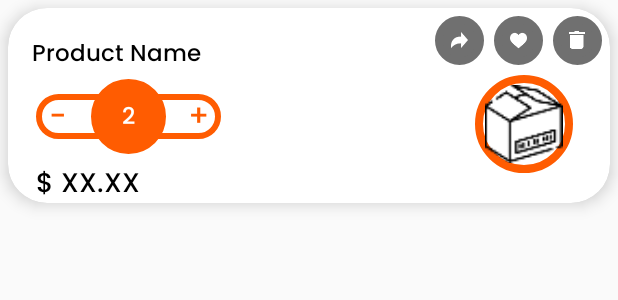
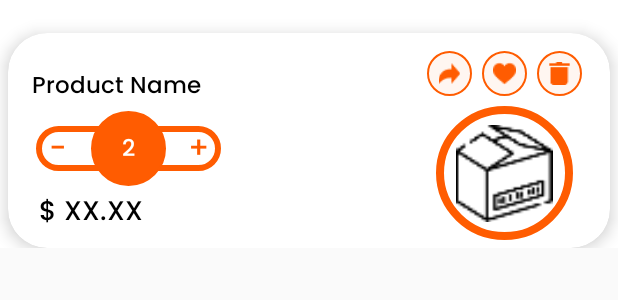
Before and after one commit to chukkamahesh8/mhg_repo, an Android app: the layout item_cart.xml on its own in the app's theme, with its tools: preview values and no code run, on a phone screen of 412 x 824 dp. Shown: the top 300 px of the screen. Run offline under Robolectric (Android 15) with nearby library versions, the phone set to English and light mode, and no system bars.

Commit message:
# cart Activity and Some UI Modifications

```diff
--- a/app/src/main/java/com/classicsmart/myhomegrocers/activities/DashBoardActivity.java
+++ b/app/src/main/java/com/classicsmart/myhomegrocers/activities/DashBoardActivity.java
@@ -81,6 +81,7 @@ public class DashBoardActivity extends BaseActivity implements View.OnClickListe
         mIvNotifications = findViewById(R.id.iv_notifications);
         mIvSpecialOffers = findViewById(R.id.iv_special_offers);
         toolbar = findViewById(R.id.toolbar);
+
 
       /*  ivBack = findViewById(R.id.ivBack);
         ivBack.setOnClickListener(v -> {
@@ -172,6 +173,7 @@ public class DashBoardActivity extends BaseActivity implements View.OnClickListe
                         mIvNotifications.setImageResource(R.drawable.ic_bell_inactive);
                         mIvSpecialOffers.setImageResource(R.drawable.ic_special_offers_inactive);
                         mIvCart.setImageResource(R.drawable.ic_active_cart);
+
                     }
                 }
                 break;
--- a/app/src/main/java/com/classicsmart/myhomegrocers/activities/HomeActivity.java
+++ b/app/src/main/java/com/classicsmart/myhomegrocers/activities/HomeActivity.java
@@ -35,7 +35,7 @@ public class HomeActivity extends AppCompatActivity {
     RecyclerView rvCategories, rvProducts;
     GridLayoutManager gmCategories, gmProducts;
     Button menuButton;
-    TextView categoryLevel, notificaton, tvLogout;
+    TextView categoryLevel, notificaton, tvLogout,cart;
     View viewMenu;
     ScrollView scrollView;
     ViewPager viewPager;
@@ -92,6 +92,7 @@ public class HomeActivity extends AppCompatActivity {
             Intent intent = new Intent(this, NotificationsActivity.class);
             startActivity(intent);
         });
+
         tvLogout.setOnClickListener(view -> {
             DataHelper.clearData(this);
             Intent intent = new Intent(HomeActivity.this, LoginActivity.class);
@@ -99,8 +100,6 @@ public class HomeActivity extends AppCompatActivity {
             finish();
         });
     }
-
-
     public void homeProfile(View view) {
         Intent intent = new Intent(this, RighttopNavigationActivity.class);
         startActivity(intent);
--- /dev/null
+++ b/app/src/main/res/drawable/fill_circle.xml
@@ -0,0 +1,12 @@
+<?xml version="1.0" encoding="utf-8"?>
+<shape xmlns:android="http://schemas.android.com/apk/res/android"
+    android:shape="oval">
+
+    <stroke
+        android:width="1dp"
+        android:color="@color/colorOrange"/>
+
+    <corners android:radius="360dp" />
+    <solid android:color="@color/colorlight_peach30"/>
+
+</shape>
--- a/app/src/main/res/layout/item_cart.xml
+++ b/app/src/main/res/layout/item_cart.xml
@@ -1,15 +1,22 @@
 <?xml version="1.0" encoding="utf-8"?>
-<androidx.cardview.widget.CardView xmlns:android="http://schemas.android.com/apk/res/android"
+<LinearLayout xmlns:android="http://schemas.android.com/apk/res/android"
     xmlns:app="http://schemas.android.com/apk/res-auto"
     android:layout_width="match_parent"
-    android:layout_height="@dimen/_100sdp"
-    android:layout_margin="5dp"
+    android:layout_height="wrap_content"
+    android:background="@color/colorWhite"
+    android:orientation="vertical">
+
+    <androidx.cardview.widget.CardView
+     android:layout_width="match_parent"
+     android:layout_height="@dimen/_110sdp"
+     android:layout_marginTop="@dimen/_17sdp"
+     android:layout_marginHorizontal="@dimen/_4sdp"
      app:cardCornerRadius="@dimen/_20sdp"
      app:cardElevation="@dimen/_5sdp">
 
      <RelativeLayout
          android:layout_width="match_parent"
-        android:layout_height="wrap_content"
+         android:layout_height="match_parent"
          android:orientation="horizontal"
          android:padding="5dp">
 
@@ -18,76 +25,62 @@
              android:id="@+id/ll_imgcart"
              android:layout_width="wrap_content"
              android:layout_height="wrap_content"
-            android:layout_alignParentTop="true"
+             android:layout_marginTop="@dimen/_5sdp"
              android:layout_alignParentRight="true"
+             android:layout_marginHorizontal="@dimen/_10sdp"
              android:layout_gravity="right"
              android:gravity="right">
 
 
              <RelativeLayout
-                android:layout_width="@dimen/_25sdp"
-                android:layout_height="@dimen/_25sdp"
-                android:background="@drawable/ic_circle_ringl"
-                android:backgroundTint="@color/colorwarm_grey">
+                 android:layout_width="@dimen/_23sdp"
+                 android:layout_height="@dimen/_23sdp"
+                 android:background="@drawable/fill_circle">
 
                  <ImageView
                      android:id="@+id/productshare"
-                    android:layout_width="wrap_content"
-                    android:layout_height="wrap_content"
+                     android:layout_width="@dimen/_12sdp"
+                     android:layout_height="@dimen/_12sdp"
                      android:layout_centerInParent="true"
-                    android:src="@drawable/ic_share" />
+                     android:src="@drawable/ic_share"
+                     app:tint="@color/bright_orange" />
 
              </RelativeLayout>
 
              <RelativeLayout
-                android:layout_width="@dimen/_25sdp"
-                android:layout_height="@dimen/_25sdp"
+                 android:layout_width="@dimen/_23sdp"
+                 android:layout_height="@dimen/_23sdp"
                  android:layout_marginStart="@dimen/_5sdp"
-                android:background="@drawable/ic_circle_ringl"
-                android:backgroundTint="@color/colorwarm_grey">
+                 android:background="@drawable/fill_circle">
 
                  <ImageView
                      android:id="@+id/productwishlist"
-                    android:layout_width="wrap_content"
-                    android:layout_height="wrap_content"
+                     android:layout_width="@dimen/_12sdp"
+                     android:layout_height="@dimen/_12sdp"
                      android:layout_centerInParent="true"
-                    android:src="@drawable/ic_wish_list" />
+                     android:src="@drawable/ic_wish_list"
+                     app:tint="@color/bright_orange" />
 
              </RelativeLayout>
 
              <RelativeLayout
-                android:layout_width="@dimen/_25sdp"
-                android:layout_height="@dimen/_25sdp"
+                 android:layout_width="@dimen/_23sdp"
+                 android:layout_height="@dimen/_23sdp"
                  android:layout_marginStart="@dimen/_5sdp"
-                android:background="@drawable/ic_circle_ringl"
-                android:backgroundTint="@color/colorwarm_grey">
+                 android:background="@drawable/fill_circle">
 
                  <ImageView
                      android:id="@+id/productdelete"
-                    android:layout_width="wrap_content"
-                    android:layout_height="wrap_content"
+                     android:layout_width="@dimen/_12sdp"
+                     android:layout_height="@dimen/_12sdp"
                      android:layout_centerInParent="true"
-                    android:src="@drawable/ic_delete" />
+                     android:src="@drawable/ic_delete"
+                     app:tint="@color/bright_orange" />
 
              </RelativeLayout>
 
 
          </LinearLayout>
-
-        <TextView
-            android:id="@+id/tv_productname"
-            android:layout_width="match_parent"
-            android:layout_height="wrap_content"
-            android:layout_alignParentTop="true"
-            android:layout_marginHorizontal="@dimen/_8sdp"
-            android:layout_marginTop="@dimen/_10sdp"
-            android:layout_toStartOf="@+id/ll_imgcart"
-            android:fontFamily="@font/poppins_medium"
-            android:lines="1"
-            android:singleLine="true"
-            android:text="Product Name"
-            android:textColor="@color/colorBlack"
-            android:textSize="@dimen/_12sdp" />
 
          <RelativeLayout
              android:layout_width="wrap_content"
@@ -99,10 +92,10 @@
 
              <ImageView
                  android:id="@+id/productimg"
-                android:layout_width="@dimen/_50sdp"
-                android:layout_height="@dimen/_50sdp"
+                 android:layout_width="@dimen/_70sdp"
+                 android:layout_height="@dimen/_70sdp"
                  android:background="@drawable/ic_circle_ringl"
-                android:padding="@dimen/_5sdp"
+                 android:padding="@dimen/_10sdp"
                  android:scaleType="centerCrop"
                  android:src="@drawable/ic_product" />
 
@@ -113,6 +106,43 @@
              android:layout_width="150dp"
              android:layout_height="55dp"
              android:layout_below="@id/tv_productname">
+
+             <RelativeLayout
+                 android:layout_width="150dp"
+                 android:layout_height="30dp"
+                 android:layout_alignParentStart="true"
+                 android:layout_centerInParent="true"
+                 android:layout_marginHorizontal="@dimen/_10sdp"
+                 android:background="@drawable/rounded_border"
+                 android:visibility="visible">
+
+                 <TextView
+                     android:id="@+id/tvminus"
+                     android:layout_width="30dp"
+                     android:layout_height="match_parent"
+                     android:layout_centerVertical="true"
+                     android:fontFamily="@font/poppins_medium"
+                     android:gravity="center"
+                     android:includeFontPadding="false"
+                     android:text="-"
+                     android:textColor="@color/colorOrange"
+                     android:textSize="20dp" />
+
+                 <TextView
+                     android:id="@+id/tv_plus"
+                     android:layout_width="30dp"
+                     android:layout_height="match_parent"
+                     android:layout_alignParentEnd="true"
+                     android:layout_centerVertical="true"
+                     android:layout_gravity="center"
+                     android:fontFamily="@font/poppins_medium"
+                     android:gravity="center"
+                     android:includeFontPadding="false"
+                     android:text="+"
+                     android:textColor="@color/bright_orange"
+                     android:textSize="20dp" />
+
+             </RelativeLayout>
 
              <TextView
                  android:id="@+id/tv_productcount"
@@ -131,52 +161,30 @@
                  android:textColor="@color/colorWhite"
                  android:textSize="@dimen/_12sdp" />
 
-            <RelativeLayout
-                android:layout_width="150dp"
-                android:layout_height="30dp"
-                android:layout_alignParentStart="true"
-                android:layout_centerInParent="true"
-                android:layout_marginHorizontal="@dimen/_10sdp"
-                android:background="@drawable/rounded_border"
-                android:visibility="visible">
+         </RelativeLayout>
 
          <TextView
-                    android:id="@+id/tvminus"
-                    android:layout_width="30dp"
-                    android:layout_height="match_parent"
-                    android:layout_centerVertical="true"
+             android:id="@+id/tv_productname"
+             android:layout_width="match_parent"
+             android:layout_height="wrap_content"
+             android:layout_alignParentTop="true"
+             android:layout_marginHorizontal="@dimen/_8sdp"
+             android:layout_marginTop="@dimen/_14sdp"
+             android:layout_toStartOf="@+id/ll_imgcart"
              android:fontFamily="@font/poppins_medium"
-                    android:gravity="center"
-                    android:textSize="20dp"
-                    android:includeFontPadding="false"
-                    android:text="-"
-                    android:textColor="@color/colorOrange" />
-
-                <TextView
-                    android:id="@+id/tv_plus"
-                    android:layout_width="30dp"
-                    android:layout_height="match_parent"
-                    android:layout_alignParentEnd="true"
-                    android:layout_centerVertical="true"
-                    android:layout_gravity="center"
-                    android:fontFamily="@font/poppins_medium"
-                    android:gravity="center"
-                    android:includeFontPadding="false"
-                    android:text="+"
-                    android:textSize="20dp"
-                    android:textColor="@color/bright_orange" />
-
-            </RelativeLayout>
-
-        </RelativeLayout>
+             android:lines="1"
+             android:singleLine="true"
+             android:text="Product Name"
+             android:textColor="@color/colorBlack"
+             android:textSize="@dimen/_12sdp" />
 
          <TextView
              android:id="@+id/productprice"
              android:layout_width="wrap_content"
              android:layout_height="wrap_content"
+             android:layout_below="@+id/addToCart"
              android:layout_alignParentBottom="true"
-            android:layout_marginHorizontal="@dimen/_10sdp"
-            android:layout_below="@+id/addToCart"
+             android:layout_marginHorizontal="@dimen/_12sdp"
              android:layout_marginBottom="@dimen/_2sdp"
              android:fontFamily="@font/poppins_medium"
              android:text="$ XX.XX"
@@ -185,5 +193,5 @@
 
      </RelativeLayout>
 
-
  </androidx.cardview.widget.CardView>
+</LinearLayout>
--- a/app/src/main/res/layout/item_myorders.xml
+++ b/app/src/main/res/layout/item_myorders.xml
@@ -126,7 +126,7 @@
                 android:layout_height="50dp"
                 android:layout_gravity="end"
                 android:layout_weight="1"
-                android:background="@drawable/rounded_border"
+                android:background="@drawable/slimrounded"
                 android:fontFamily="@font/poppins_semibold"
                 android:gravity="center"
                 android:includeFontPadding="false"
```
Also changed, not shown: app/src/main/AndroidManifest.xml (+3 -4 lines), app/src/main/java/com/classicsmart/myhomegrocers/activities/CartActivity.java (added, +88 -0 lines), app/src/main/java/com/classicsmart/myhomegrocers/fragments/HomeFragment.java (+11 -0 lines), app/src/main/res/drawable/orange_rectangle_box.xml (added, +11 -0 lines), app/src/main/res/drawable/rectangle_box.xml (+7 -7 lines), app/src/main/res/drawable/slimrounded.xml (added, +11 -0 lines), app/src/main/res/layout/activity_cart.xml (added, +115 -0 lines), app/src/main/res/layout/item_product.xml (+8 -6 lines), app/src/main/res/layout/view_sidepanel.xml (+4 -3 lines), 1503 other files. Lines whose indentation alone changed are shown as unchanged.
